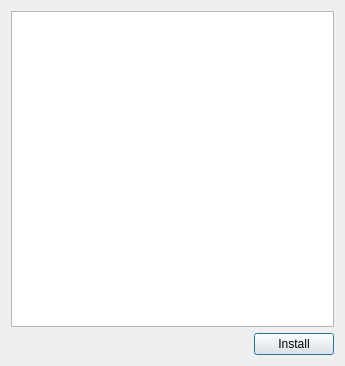
The window that src/installdialog.ui (parov0z/bootsplash-manager) describes before a commit, drawn with Qt 5.
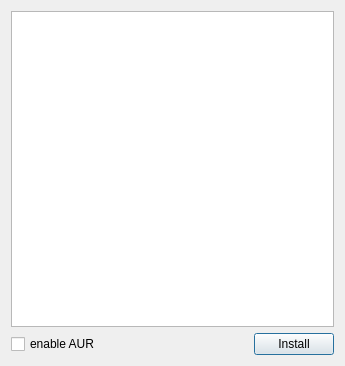
The same window after the commit. Icons and pictures are not drawn.

Commit message: enable/disable AUR in install dialog

Patch:
```diff
--- a/src/installdialog.ui
+++ b/src/installdialog.ui
@@ -32,6 +32,19 @@
    </item>
    <item>
     <layout class="QHBoxLayout" name="horizontalLayout">
+     <item>
+      <widget class="QCheckBox" name="checkBox">
+       <property name="enabled">
+        <bool>true</bool>
+       </property>
+       <property name="text">
+        <string>enable AUR</string>
+       </property>
+       <property name="checked">
+        <bool>false</bool>
+       </property>
+      </widget>
+     </item>
      <item>
       <spacer name="horizontalSpacer">
        <property name="orientation">
```
Left out of the diff: 3 changed lines with no effect on the pictures. The commit also changes 2 other files.
